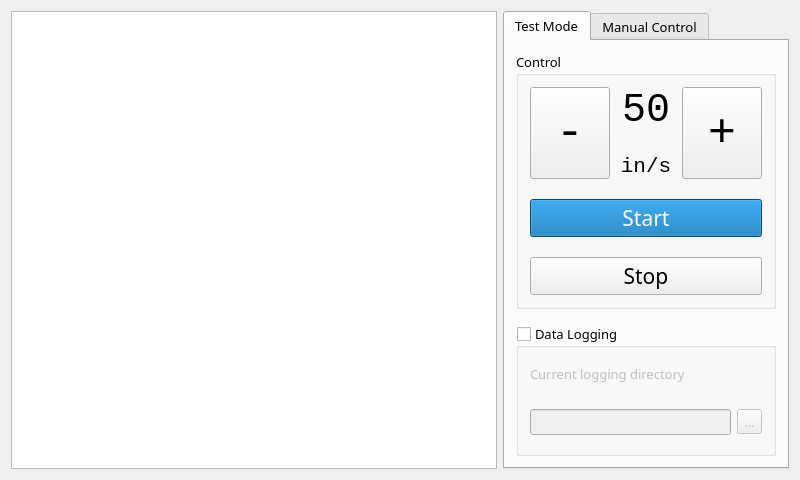
Old version of the form PullTestGui/Qt_Files/UIDesign/mainwindow.ui in the repository SJuola/TomPullTest.
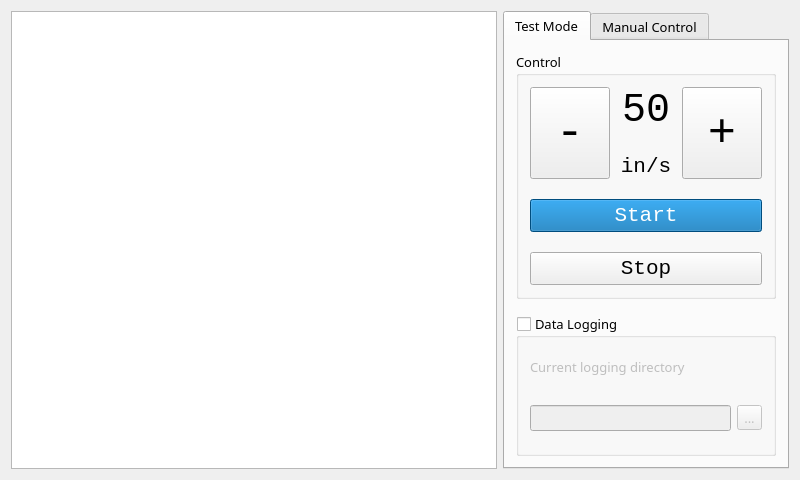
New version of the form. Custom widgets are drawn as their Qt base class.

Diff of the .ui file:
```diff
--- a/PullTestGui/Qt_Files/UIDesign/mainwindow.ui
+++ b/PullTestGui/Qt_Files/UIDesign/mainwindow.ui
@@ -183,7 +183,7 @@
             <widget class="QPushButton" name="stopBtn">
              <property name="font">
               <font>
-               <family>Sans Serif</family>
+               <family>Monospace</family>
                <pointsize>16</pointsize>
               </font>
              </property>
@@ -196,7 +196,7 @@
             <widget class="QPushButton" name="startBtn">
              <property name="font">
               <font>
-               <family>Sans Serif</family>
+               <family>Monospace</family>
                <pointsize>16</pointsize>
               </font>
              </property>
```
Left out of the diff: 16 changed lines with no effect on the pictures.
